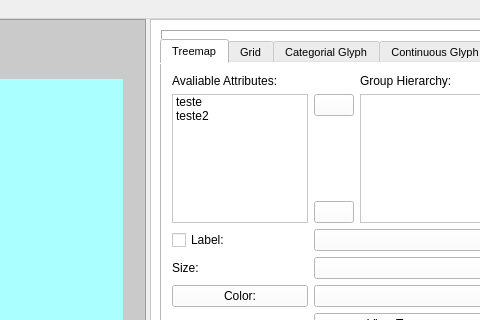
The window that src/view/main_screen.ui (andersonmarques/py_treemap_glyph) describes before a commit, drawn with Qt 5; both pictures show x 498 to 978 and y 0 to 320 of the 1328 by 839 pixel window.
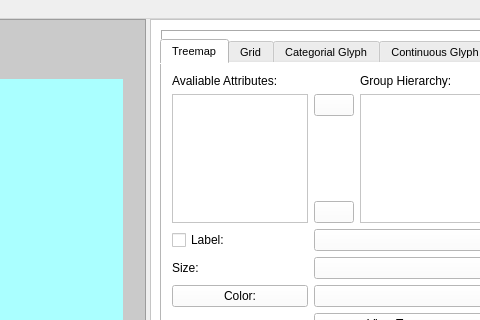
The same window after the commit.

What changed in the file:
```diff
--- a/src/view/main_screen.ui
+++ b/src/view/main_screen.ui
@@ -216,18 +216,7 @@
             <widget class="QComboBox" name="comboBox"/>
            </item>
            <item row="1" column="0" rowspan="3">
-            <widget class="QListWidget" name="list_widget_attribute_treemap">
-             <item>
-              <property name="text">
-               <string>teste</string>
-              </property>
-             </item>
-             <item>
-              <property name="text">
-               <string>teste2</string>
-              </property>
-             </item>
-            </widget>
+            <widget class="QListWidget" name="list_widget_attribute_treemap"/>
            </item>
            <item row="1" column="2" rowspan="3">
             <widget class="QListWidget" name="listWidget_2"/>
```
Left out of the diff: 15 changed lines with no effect on the pictures.
